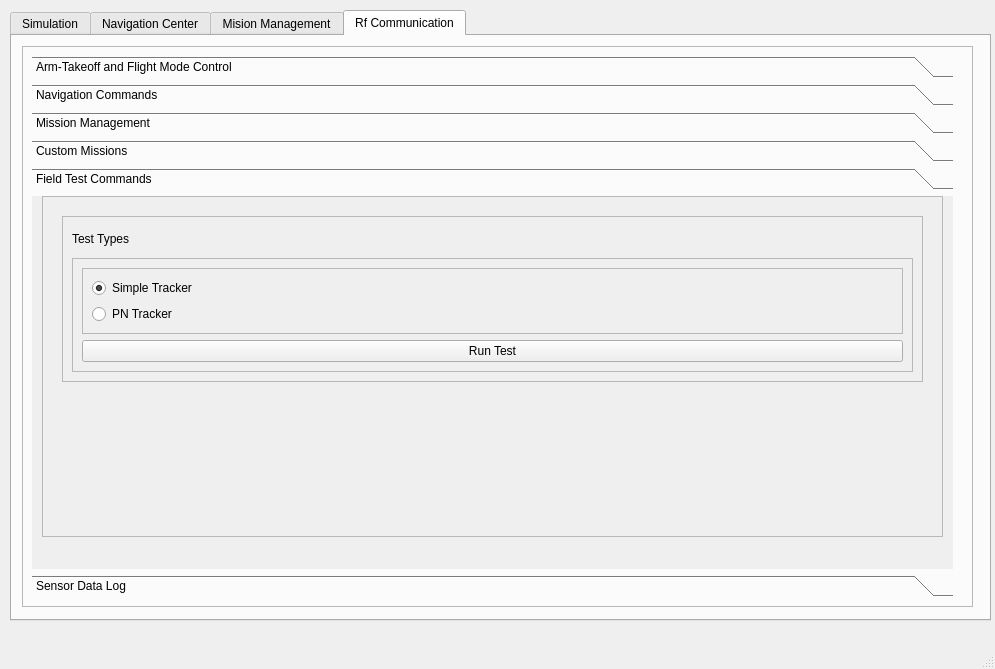
amirrezasadeqi/funnywing, file wing_ros_ws/src/wing_navigator/scripts/demo_app.ui: the form before one commit.
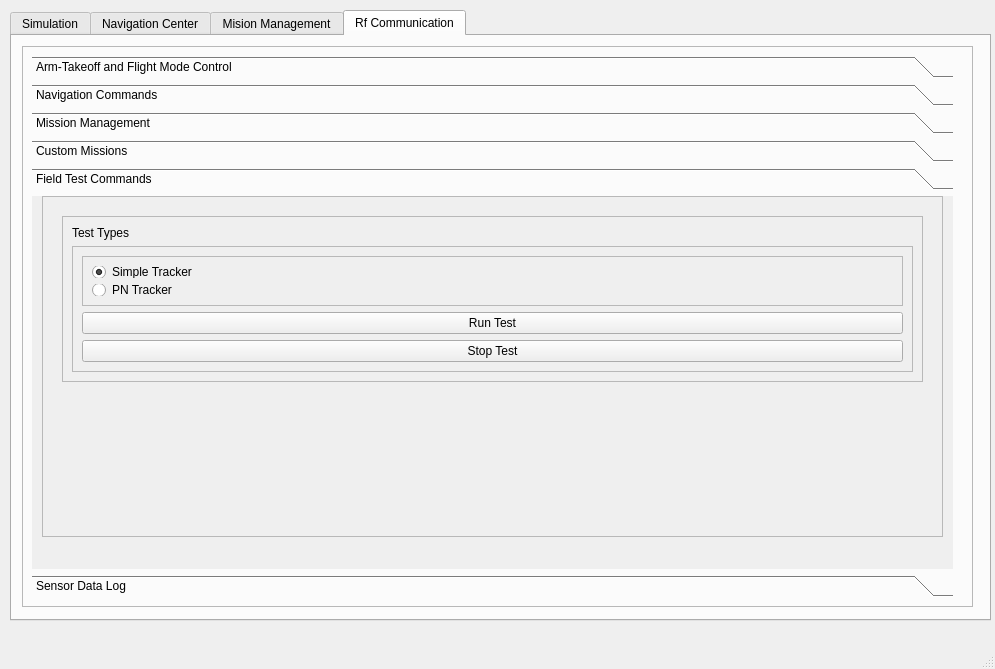
The form after the commit. The open tabs and pages were chosen to show the change.

Commit message: Adding simple tracker to GUI but it does not work. So added a node for simple tracker test. also added a node for plotting path of the funnywing and quadrotor.

Patch:
```diff
--- a/wing_ros_ws/src/wing_navigator/scripts/demo_app.ui
+++ b/wing_ros_ws/src/wing_navigator/scripts/demo_app.ui
@@ -1693,6 +1693,13 @@
                 </property>
                </widget>
               </item>
+              <item>
+               <widget class="QPushButton" name="stop_test_pushbutton">
+                <property name="text">
+                 <string>Stop Test</string>
+                </property>
+               </widget>
+              </item>
              </layout>
             </widget>
            </item>
```
Left out of the diff: 24 changed lines with no effect on the pictures. The commit also changes 7 other files.
